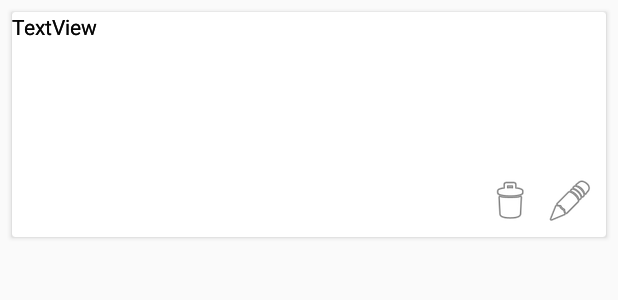
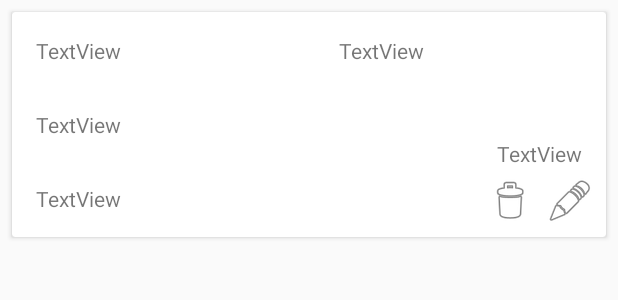
Before and after one commit to JONYR15/Proyecto, an Android app: the layout customer_card.xml on its own in the app's theme, with its tools: preview values and no code run, on a phone screen of 412 x 824 dp. Shown: the top 300 px of the screen. Run offline under Robolectric (Android 15) with nearby library versions, the phone set to English and light mode, and no system bars.

Commit message:
Nuevos Cambios XD

```diff
--- a/app/src/main/java/com/example/proyecto/CustomersActivity.java
+++ b/app/src/main/java/com/example/proyecto/CustomersActivity.java
@@ -52,19 +52,18 @@ public class CustomersActivity extends AppCompatActivity {
             }
         });
 
-        FirebaseDatabase database = FirebaseDatabase.getInstance();
-
-        infoReference = database.getReference(References.INFO_REFERENCE).child(References.CLIENTES_REFERENCE).push();
+        infoReference = FirebaseDatabase.getInstance().getReference().child(References.INFO_REFERENCE).child(References.CLIENTES_REFERENCE);
 
         infoReference.addListenerForSingleValueEvent(
                 new ValueEventListener() {
                     @Override
                     public void onDataChange(@NonNull DataSnapshot dataSnapshot) {
                         customers.clear();
-
+                        System.out.println(dataSnapshot.getChildrenCount());
                         Log.w("TodoApp", "getUser:onCancelled " + dataSnapshot.toString());
                         Log.w("TodoApp", "count = " + String.valueOf(dataSnapshot.getChildrenCount()) + " values " + dataSnapshot.getKey());
                         for (DataSnapshot data : dataSnapshot.getChildren()) {
+                            Log.d("FragmentActivity","Test Customer" + data.getKey());
                             Customers customer = data.getValue(Customers.class);
                             System.out.println(customer.getId()+customer.getName()+customer.getEmail());
                             customers.add(customer);
--- a/app/src/main/res/layout/customer_card.xml
+++ b/app/src/main/res/layout/customer_card.xml
@@ -46,42 +46,52 @@
             <TextView
                 android:id="@+id/tvId"
                 android:layout_width="wrap_content"
-                android:layout_height="wrap_content"
+                android:layout_height="19dp"
+                android:layout_marginStart="16dp"
+                android:layout_marginTop="16dp"
                 android:text="TextView"
-                tools:layout_editor_absoluteX="16dp"
-                tools:layout_editor_absoluteY="16dp" />
+                app:layout_constraintStart_toStartOf="parent"
+                app:layout_constraintTop_toTopOf="parent" />
 
             <TextView
                 android:id="@+id/tvName"
                 android:layout_width="wrap_content"
-                android:layout_height="wrap_content"
+                android:layout_height="19dp"
+                android:layout_marginStart="16dp"
+                android:layout_marginTop="30dp"
                 android:text="TextView"
-                tools:layout_editor_absoluteX="16dp"
-                tools:layout_editor_absoluteY="65dp" />
+                app:layout_constraintStart_toStartOf="parent"
+                app:layout_constraintTop_toBottomOf="@+id/tvId" />
 
             <TextView
                 android:id="@+id/tvLastName"
                 android:layout_width="wrap_content"
-                android:layout_height="wrap_content"
+                android:layout_height="19dp"
+                android:layout_marginStart="16dp"
+                android:layout_marginTop="30dp"
                 android:text="TextView"
-                tools:layout_editor_absoluteX="16dp"
-                tools:layout_editor_absoluteY="114dp" />
+                app:layout_constraintStart_toStartOf="parent"
+                app:layout_constraintTop_toBottomOf="@+id/tvName" />
 
             <TextView
                 android:id="@+id/tvNumberPhone"
                 android:layout_width="wrap_content"
-                android:layout_height="wrap_content"
+                android:layout_height="19dp"
+                android:layout_marginTop="16dp"
+                android:layout_marginEnd="121dp"
                 android:text="TextView"
-                tools:layout_editor_absoluteX="216dp"
-                tools:layout_editor_absoluteY="35dp" />
+                app:layout_constraintEnd_toEndOf="parent"
+                app:layout_constraintTop_toTopOf="parent" />
 
             <TextView
                 android:id="@+id/tvEmail"
                 android:layout_width="wrap_content"
-                android:layout_height="wrap_content"
+                android:layout_height="19dp"
+                android:layout_marginTop="49dp"
+                android:layout_marginEnd="16dp"
                 android:text="TextView"
-                tools:layout_editor_absoluteX="215dp"
-                tools:layout_editor_absoluteY="84dp" />
+                app:layout_constraintEnd_toEndOf="parent"
+                app:layout_constraintTop_toBottomOf="@+id/tvNumberPhone" />
         </android.support.constraint.ConstraintLayout>
     </android.support.v7.widget.CardView>
 </android.support.constraint.ConstraintLayout>
```
